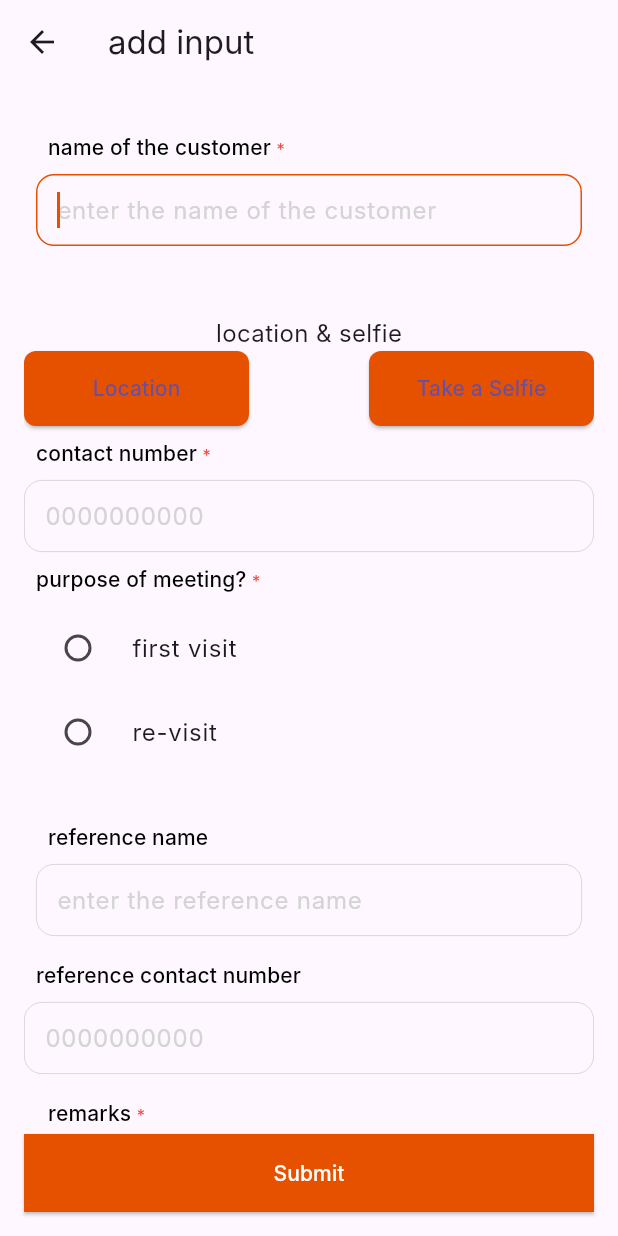
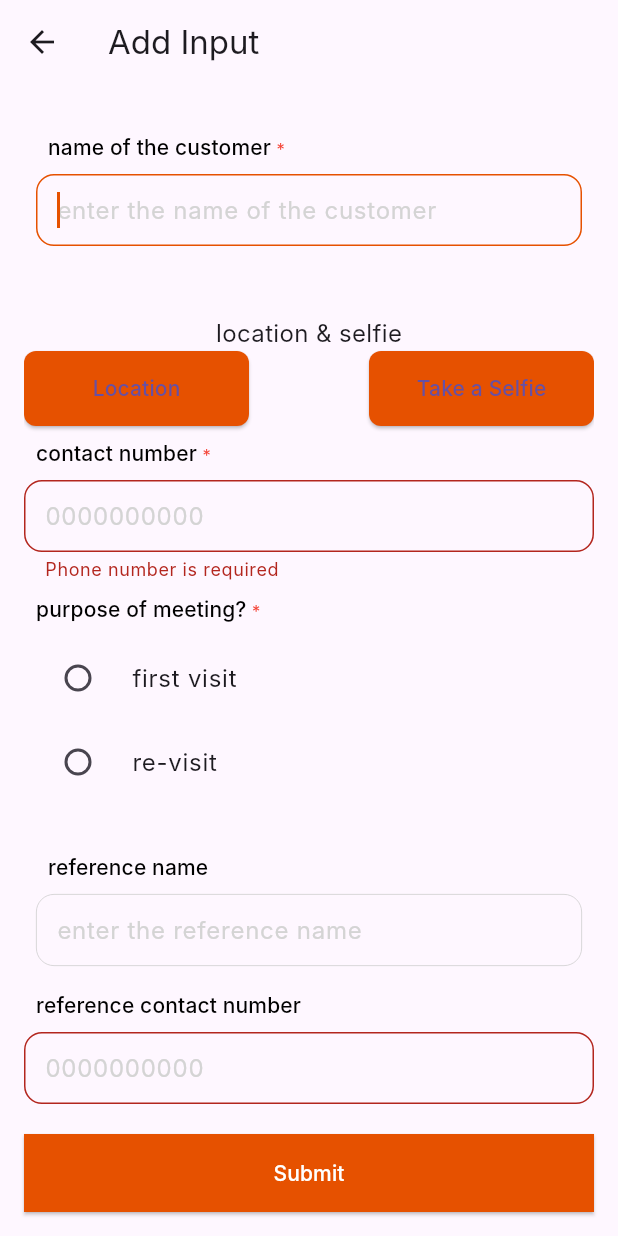
Before and after one commit to hrshere/dynamic_json_form_ui, a Flutter app: the screen it shows after launch, after a tap on "Submit", on a phone screen of 412 x 824 dp. Run offline on Flutter 3.47's test engine with Material 3 defaults, Android fonts, the light colour scheme and no system bars; our stand-ins replace geocoding, geolocator, get, image_picker, logger, permission_handler; Roboto replaces fonts that are missing (Inter).

Commit message:
worked with validations and submission

```diff
--- a/dynamic_form_ui/lib/src/form/controller/form_data_controller.dart
+++ b/dynamic_form_ui/lib/src/form/controller/form_data_controller.dart
@@ -5,13 +5,20 @@ import 'package:image_picker/image_picker.dart';
 import 'package:permission_handler/permission_handler.dart';
 
 class FormDataController extends GetxController {
+  RxMap<String, String> validationErrors = <String, String>{}.obs;
   var selectedLocation = Rxn<String>(); // Location as a string, you can change it if needed
   var selectedSelfie = Rxn<XFile>(); // Store the selfie image
   var selectedRadioValue = Rxn<String>(); // Store the radio button value
 
   final ImagePicker picker = ImagePicker();
 
+  void setValidationError(String question, String error) {
+    validationErrors[question] = error;
+  }
 
+  void clearValidationError(String question) {
+    validationErrors.remove(question);
+  }
   // Method to check and request location permission
   Future<void> checkAndRequestLocationPermission() async {
     // Check if location permission is granted
--- a/dynamic_form_ui/lib/src/form/ui/page/form_page.dart
+++ b/dynamic_form_ui/lib/src/form/ui/page/form_page.dart
@@ -1,10 +1,9 @@
 import 'dart:io';
-
-import '../../../../utils/utils.dart';
-import '../../controller/form_data_controller.dart';
 import 'package:flutter/material.dart';
 import 'package:get/get.dart';
 import '../../../../utils/colors_constant.dart';
+import '../../../../utils/utils.dart';
+import '../../controller/form_data_controller.dart';
 import '../../model/add_form_data_model.dart';
 import '../widgets/mandatory_title.dart';
 import '../widgets/non_mandatory_title.dart';
@@ -23,7 +22,7 @@ class DynamicFormPage extends StatelessWidget {
           onPressed: () {},
           icon: const Icon(Icons.arrow_back_sharp),
         ),
-        title: const Text('add input'),
+        title: const Text('Add Input'),
       ),
       body: Padding(
         padding: const EdgeInsets.all(16.0),
@@ -31,32 +30,24 @@ class DynamicFormPage extends StatelessWidget {
           children: [
             Expanded(
               child: ListView(
-                // Removed shrinkWrap to let ListView take available space
                 children: buildFormFields(formDataModel),
               ),
             ),
-            // Submit button
             ElevatedButton(
-              onPressed: () {
-                logg.i('Submit button pressed');
-              },
+              onPressed: _handleSubmit,
               style: ElevatedButton.styleFrom(
                 backgroundColor: BorderColor.orange,
-                // Set the button color to orange
                 minimumSize: const Size(double.infinity, 50),
-                // Make the button width fill the screen, with height of 50
                 padding: const EdgeInsets.symmetric(vertical: 16.0),
-                // Vertical padding
                 shape: const RoundedRectangleBorder(
-                  // Rectangular shape
-                  borderRadius: BorderRadius.zero, // Remove rounded corners to make it rectangular
+                  borderRadius: BorderRadius.zero,
                 ),
               ),
               child: const Text(
                 'Submit',
                 style: TextStyle(color: TextColor.white),
               ),
-            )
+            ),
           ],
         ),
       ),
@@ -78,10 +69,7 @@ class DynamicFormPage extends StatelessWidget {
   }
 
   Widget buildQuestionWidget(Questions question) {
-    // Determine if the question is mandatory or optional
-    bool isMandatory = question.isMandatoryField ?? false; // Assuming isMandatory is a field in the question
-
-    // Show mandatory title if required
+    bool isMandatory = question.isMandatoryField ?? false;
     Widget titleWidget = isMandatory
         ? Padding(
             padding: const EdgeInsets.all(8.0),
@@ -92,7 +80,136 @@ class DynamicFormPage extends StatelessWidget {
             child: NonMandatoryTitle(text: question.question ?? ''),
           );
 
+    // Switch case for question types
     switch (question.questionType) {
+      case 'TEXTFORMFIELD':
+        return Padding(
+          padding: const EdgeInsets.all(8.0),
+          child: Column(
+            crossAxisAlignment: CrossAxisAlignment.start,
+            children: [
+              titleWidget,
+              TextFormField(
+                autofocus: true,
+                decoration: InputDecoration(
+                  hintText: question.hintText ?? '',
+                  errorText: formDataController.validationErrors[question.question ?? ''],
+                ),
+                onChanged: (value) {
+                  question.userResponse = value;
+                  formDataController.clearValidationError(question.question ?? ''); // Clear validation error on change
+                },
+                validator: isMandatory
+                    ? (value) {
+                        if (value == null || value.trim().isEmpty) {
+                          return 'This field is required';
+                        }
+                        return null;
+                      }
+                    : null,
+              ),
+            ],
+          ),
+        );
+      case 'ELEVATEDBUTTON':
+        return Column(
+          crossAxisAlignment: CrossAxisAlignment.start,
+          children: [
+            titleWidget,
+            ElevatedButton(
+              onPressed: () {},
+              child: Text(question.question ?? 'Button'),
+            ),
+          ],
+        );
+      case 'dropdown':
+        return Column(
+          crossAxisAlignment: CrossAxisAlignment.start,
+          children: [
+            titleWidget,
+            DropdownButtonFormField<String>(
+              decoration: InputDecoration(
+                hintText: question.hintText ?? '',
+                errorText: formDataController.validationErrors[question.question ?? ''],
+              ),
+              value: question.userResponse?.toString(),
+              items: question.options?.map((option) {
+                return DropdownMenuItem<String>(value: option.option, child: Text(option.option ?? ''));
+              }).toList(),
+              onChanged: (value) {
+                question.userResponse = value;
+                formDataController.clearValidationError(question.question ?? ''); // Clear validation error on change
+              },
+              validator: isMandatory
+                  ? (value) {
+                      if (value == null || value.trim().isEmpty) {
+                        return 'This field is required';
+                      }
+                      return null;
+                    }
+                  : null,
+            ),
+          ],
+        );
+      case 'RADIO':
+        return Padding(
+          padding: const EdgeInsets.only(bottom: 16.0),
+          child: Column(
+            crossAxisAlignment: CrossAxisAlignment.start,
+            children: [
+              titleWidget,
+              ...question.options!.map((option) {
+                return Obx(() {
+                  return RadioListTile<String>(
+                    activeColor: BorderColor.orange,
+                    value: option.option ?? '',
+                    groupValue: formDataController.selectedRadioValue.value,
+                    onChanged: (String? value) {
+                      if (value != null) {
+                        formDataController.updateRadioValue(value);
+                        question.userResponse = value;
+                        formDataController
+                            .clearValidationError(question.question ?? ''); // Clear validation error on change
+                      }
+                    },
+                    title: Text(option.option ?? ''),
+                  );
+                });
+              }),
+            ],
+          ),
+        );
+      case 'MOBILENUMBER':
+        return Column(
+          crossAxisAlignment: CrossAxisAlignment.start,
+          children: [
+            titleWidget,
+            TextFormField(
+              autofocus: true,
+              keyboardType: TextInputType.phone,
+              decoration: InputDecoration(
+                hintText: question.hintText ?? 'Enter mobile number',
+                errorText: isMandatory ? _validatePhoneNumber(question.userResponse, question.reValidation) : '',
+              ),
+              onChanged: (value) {
+                question.userResponse = value;
+                formDataController.clearValidationError(question.question ?? ''); // Clear validation error on change
+              },
+              validator: isMandatory
+                  ? (value) {
+                      // First check if the field is empty
+                      if (value == null || value.trim().isEmpty) {
+                        return 'This field is required';
+                      }
+
+                      // Then validate the phone number format if it's not empty
+                      return _validatePhoneNumber(value, question.reValidation);
+                    }
+                  : null, // No validation for non-mandatory fields
+            ),
+          ],
+        );
+
       case 'FORM':
         return Padding(
           padding: const EdgeInsets.only(top: 16.0),
@@ -181,123 +298,105 @@ class DynamicFormPage extends StatelessWidget {
             ],
           ),
         );
-      case 'TEXTFORMFIELD':
-        return Padding(
-          padding: const EdgeInsets.all(8.0),
-          child: Column(
-            crossAxisAlignment: CrossAxisAlignment.start,
-            children: [
-              titleWidget,
-              TextFormField(
-                autofocus: true,
-                decoration: InputDecoration(
-                  hintText: question.hintText ?? '',
-                  // Removed labelText
-                ),
-                onChanged: (value) {
-                  question.userResponse = value;
-                },
-              ),
-            ],
-          ),
-        );
-
-      case 'ELEVATEDBUTTON':
-        return Column(
-          crossAxisAlignment: CrossAxisAlignment.start,
-          children: [
-            titleWidget,
-            ElevatedButton(
-              onPressed: () {
-                // Handle elevated button click if needed
-              },
-              child: Text(question.question ?? 'Button'),
-            ),
-          ],
-        );
-      case 'dropdown':
-        return Column(
-          crossAxisAlignment: CrossAxisAlignment.start,
-          children: [
-            titleWidget,
-            DropdownButtonFormField<String>(
-              decoration: InputDecoration(
-                hintText: question.hintText ?? '',
-                // Removed labelText
-              ),
-              value: question.userResponse?.toString(),
-              items: question.options?.map((option) {
-                return DropdownMenuItem<String>(
-                  value: option.option,
-                  child: Text(option.option ?? ''),
-                );
-              }).toList(),
-              onChanged: (value) {
-                question.userResponse = value;
-              },
-            ),
-          ],
-        );
-      case 'RADIO':
-        return Padding(
-          padding: const EdgeInsets.only(bottom: 16.0), // Adds space between fields
-          child: Column(
-            crossAxisAlignment: CrossAxisAlignment.start,
-            children: [
-              titleWidget, // Assuming titleWidget is your mandatory/non-mandatory title
-              ...question.options!.map((option) {
-                return Obx(() {
-                  return RadioListTile<String>(
-                    activeColor: BorderColor.orange,
-                    value: option.option ?? '',
-                    groupValue: formDataController.selectedRadioValue.value,
-                    // Use GetX's reactive value for groupValue
-                    onChanged: (String? value) {
-                      if (value != null) {
-                        formDataController.updateRadioValue(value);
-                        question.userResponse = value; // Optionally update the question's userResponse
-                      }
-                    },
-                    title: Text(option.option ?? ''),
-                  );
-                });
-              }),
-            ],
-          ),
-        );
-      case 'MOBILENUMBER': // Handling mobile number input
-        return Column(
-          crossAxisAlignment: CrossAxisAlignment.start,
-          children: [
-            titleWidget,
-            TextFormField(
-              autofocus: true,
-              keyboardType: TextInputType.phone, // Numeric keyboard for phone numbers
-              decoration: InputDecoration(
-                hintText: question.hintText ?? 'Enter mobile number',
-                errorText: _validatePhoneNumber(question.userResponse, question.reValidation),
-                // Removed labelText
-              ),
-              onChanged: (value) {
-                question.userResponse = value;
-              },
-            ),
-          ],
-        );
       default:
         return Container();
     }
   }
 
-  // Function to validate the phone number against the regex pattern
+  // Validate phone number format
   String? _validatePhoneNumber(String? value, String? regexPattern) {
     if (value == null || value.isEmpty) {
-      return null; // No validation error if it's empty (could add a custom message for required field)
+      return 'Phone number is required';
     }
-    final RegExp regex = RegExp(regexPattern ?? '');
+    final RegExp regex = RegExp(regexPattern ?? r'^\d{10}$'); // Assuming 10 digit phone numbers
     if (!regex.hasMatch(value)) {
-      return 'Invalid phone number format'; // Return an error message if validation fails
+      return 'Invalid phone number format';
     }
     return null;
   }
+
+  Future<void> _handleSubmit() async {
+    bool isValid = true;
+
+    // Create a list to store the responses for display
+    List<String> responses = [];
+
+    // Iterate through each question to validate the responses
+    for (var question in formDataModel.data!.getUserForm!.questions!) {
+      // Skip validation if question name is empty or null
+      if (question.question == null || question.question!.trim().isEmpty) {
+        print('Skipping validation for empty question name.');
+        continue; // Skip to the next question
+      }
+
+      print('Validating: ${question.question}, Response: ${question.userResponse}');
+
+      // Validate mandatory field
+      if (question.isMandatoryField ?? false) {
+        // If the userResponse is null or an empty string, mark the form as invalid
+        if (question.userResponse == null || question.userResponse!.trim().isEmpty) {
+          isValid = false;
+          formDataController.setValidationError(question.question ?? '', 'This field is required');
+          print('Field "${question.question}" is mandatory and is missing a response.');
+        }
+      }
+
+      // Collect responses for the dialog after validation
+      if (question.userResponse != null && question.userResponse!.isNotEmpty) {
+        responses.add('${question.question}: ${question.userResponse}');
+      } else {
+        // Handle case where userResponse is null or empty, and avoid adding it to responses
+        responses.add('${question.question}: No response provided');
+      }
+    }
+
+    // If form is valid, show the dialog with responses
+    if (isValid) {
+      print('Form is valid. Submitting responses...');
+
+      // Check that responses are not empty before calling dialog
+      if (responses.isNotEmpty && responses.any((response) => response != null)) {
+        // await Get.snackbar('alert', 'we are saving your responses');
+        logg.i(responses);
+      } else {
+        print('No valid responses to display.');
+      }
+    } else {
+      print('Form is invalid. Please fill out all required fields.');
+    }
+  }
+
+// Method to show the dialog
+//   void _showResponseDialog(List<String> responses) {
+//     // Ensure that responses is not null and contains valid data
+//     if (responses == null || responses.isEmpty || responses.any((response) => response == null || response.isEmpty)) {
+//       // If the responses list is empty or contains null values, show an error message
+//       Get.snackbar('Error', 'No valid responses to display.');
+//       return;
+//     }
+//
+//     // If everything is fine, proceed to show the dialog
+//     Get.dialog(
+//       AlertDialog(
+//         title: Text('Form Responses'),
+//         content: SingleChildScrollView(
+//           child: Column(
+//             crossAxisAlignment: CrossAxisAlignment.start,
+//             children: responses.map((response) {
+//               return Text(response);  // Safely display responses
+//             }).toList(),
+//           ),
+//         ),
+//         actions: [
+//           TextButton(
+//             onPressed: () {
+//               // Close the dialog when the user presses the 'OK' button
+//               Get.back();
+//             },
+//             child: Text('OK'),
+//           ),
+//         ],
+//       ),
+//     );
+//   }
 }
```
